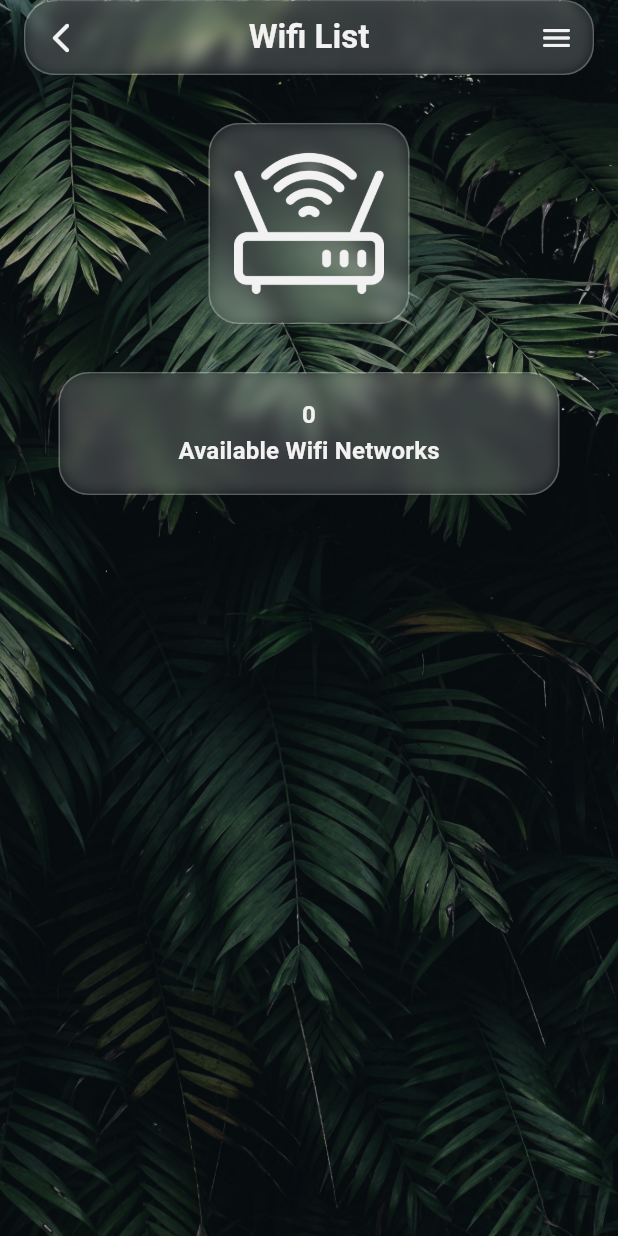
After one commit to Zimmer550i/wifi_auto_connect, a Flutter app: the WifiListPage screen opened directly, on a phone screen of 412 x 824 dp. The commit adds this screen. Run offline on Flutter 3.47's test engine with Material 3 defaults, Android fonts, the light colour scheme and no system bars; our stand-ins replace audioplayers, get, permission_handler, shimmer; missing offline and left inert: wifi_iot.

Commit message:
add: wifi list page

```diff
--- /dev/null
+++ b/lib/pages/wifi_list_page.dart
@@ -0,0 +1,316 @@
+import 'dart:ui';
+
+import 'package:flutter/material.dart';
+import 'package:get/get.dart';
+import 'package:shimmer/shimmer.dart';
+import 'package:wifi_auto_connect/controller/wifi_controller.dart';
+import 'package:wifi_iot/wifi_iot.dart';
+import '../utilities/constants.dart';
+import '../widgets/glassmorphism.dart';
+
+class WifiListPage extends StatelessWidget {
+  final wifiController = Get.put(WifiController());
+
+  WifiListPage({super.key});
+
+  @override
+  Widget build(BuildContext context) {
+    return Scaffold(
+      body: Stack(
+        children: [
+          Image.asset(
+            "assets/bg.jpg",
+            height: MediaQuery.of(context).size.height,
+            fit: BoxFit.cover,
+          ),
+          SafeArea(
+            child: Padding(
+              padding: const EdgeInsets.symmetric(horizontal: 16.0),
+              child: GetX<WifiController>(
+                dispose: (controller) {
+                  controller.controller!.isScanning = false;
+                },
+                builder: (controller) {
+                  return Column(
+                    children: [
+                      Glassmorphism(
+                        child: Row(
+                          mainAxisSize: MainAxisSize.max,
+                          mainAxisAlignment: MainAxisAlignment.spaceBetween,
+                          children: [
+                            IconButton(
+                              onPressed: () {
+                                Get.back();
+                              },
+                              icon: const Icon(
+                                Icons.arrow_back_ios_rounded,
+                                color: whiteColor,
+                              ),
+                            ),
+                            Text(
+                              "Wifi List",
+                              style: Theme.of(context)
+                                  .textTheme
+                                  .titleLarge!
+                                  .copyWith(
+                                    fontWeight: FontWeight.bold,
+                                    color: whiteColor,
+                                  ),
+                            ),
+                            IconButton(
+                              onPressed: () {},
+                              icon: const Icon(
+                                Icons.menu_rounded,
+                                color: whiteColor,
+                              ),
+                            ),
+                          ],
+                        ),
+                      ),
+                      Expanded(
+                        child: SingleChildScrollView(
+                          physics: const BouncingScrollPhysics(),
+                          child: Column(
+                            children: [
+                              const SizedBox(
+                                height: 32,
+                              ),
+                              const Glassmorphism(
+                                child: Padding(
+                                  padding: EdgeInsets.all(16.0),
+                                  child: ImageIcon(
+                                    AssetImage("assets/wifi-router.png"),
+                                    size: 100,
+                                    color: whiteColor,
+                                  ),
+                                ),
+                              ),
+                              const SizedBox(
+                                height: 32,
+                              ),
+                              Glassmorphism(
+                                child: Padding(
+                                  padding: const EdgeInsets.all(16.0),
+                                  child: Column(
+                                    children: [
+                                      const SizedBox(
+                                        width: 300,
+                                      ),
+                                      Text(
+                                        controller.wifiNetworksList.length
+                                            .toString(),
+                                        style: Theme.of(context)
+                                            .textTheme
+                                            .titleMedium!
+                                            .copyWith(
+                                              color: whiteColor,
+                                              fontWeight: FontWeight.bold,
+                                            ),
+                                      ),
+                                      Text(
+                                        "Available Wifi Networks",
+                                        style: Theme.of(context)
+                                            .textTheme
+                                            .titleMedium!
+                                            .copyWith(
+                                              color: whiteColor,
+                                              fontWeight: FontWeight.bold,
+                                            ),
+                                      ),
+                                    ],
+                                  ),
+                                ),
+                              ),
+                              const SizedBox(
+                                height: 16,
+                              ),
+                              ...List.generate(
+                                controller.wifiNetworksList.length,
+                                (index) => wifiInfo(
+                                  context,
+                                  controller.wifiNetworksList[index],
+                                ),
+                              ),
+                            ],
+                          ),
+                        ),
+                      ),
+                    ],
+                  );
+                },
+              ),
+            ),
+          ),
+        ],
+      ),
+    );
+  }
+
+  // ignore: deprecated_member_use
+  Widget wifiInfo(BuildContext context, WifiNetwork network) {
+    return Padding(
+      padding: const EdgeInsets.symmetric(vertical: 8.0),
+      child: Glassmorphism(
+        child: Padding(
+          padding: const EdgeInsets.all(8.0),
+          child: Row(
+            children: [
+              const Padding(
+                padding: EdgeInsets.all(8.0),
+                child: Icon(
+                  Icons.wifi_rounded,
+                  size: 60,
+                  color: whiteColor,
+                ),
+              ),
+              //Text Section
+              Expanded(
+                child: Column(
+                  crossAxisAlignment: CrossAxisAlignment.start,
+                  mainAxisAlignment: MainAxisAlignment.end,
+                  children: [
+                    // const SizedBox(height: 8,),
+                    Text(
+                      network.ssid.toString(),
+                      textAlign: TextAlign.left,
+                      style: const TextStyle(
+                        fontSize: 18,
+                        fontWeight: FontWeight.bold,
+                        color: whiteColor,
+                      ),
+                    ),
+                    Row(
+                      children: [
+                        Expanded(
+                          flex: 2,
+                          child: Text(
+                            "Freq: ${network.frequency.toString()}MHz",
+                            style: const TextStyle(
+                                color: whiteColor, fontSize: 12),
+                          ),
+                        ),
+                        Expanded(
+                          child: Text(
+                            "Channel: ${_convertFrequencyToChannel(network.frequency!.toInt())}",
+                            style: const TextStyle(
+                                color: whiteColor, fontSize: 12),
+                          ),
+                        ),
+                      ],
+                    ),
+                    Row(
+                      children: [
+                        Expanded(
+                          flex: 2,
+                          child: Text(
+                            "Security: ${_getSecurity(network.capabilities.toString())}",
+                            style: const TextStyle(
+                                color: whiteColor, fontSize: 12),
+                          ),
+                        ),
+                        Expanded(
+                          child: Text(
+                            network.level.toString(),
+                            style: const TextStyle(
+                                color: whiteColor, fontSize: 12),
+                          ),
+                        ),
+                      ],
+                    ),
+                  ],
+                ),
+              ),
+
+              GestureDetector(
+                onTap: () {
+                  wifiDetails(context, network);
+                },
+                child: Container(
+                  padding: const EdgeInsets.all(8),
+                  decoration: BoxDecoration(
+                    color: primaryColor,
+                    borderRadius: BorderRadius.circular(8),
+                  ),
+                  child: Shimmer.fromColors(
+                    baseColor: primaryColor,
+                    highlightColor: whiteColor,
+                    child: const Text(
+                      "Connect",
+                      style: TextStyle(color: whiteColor),
+                    ),
+                  ),
+                ),
+              ),
+            ],
+          ),
+        ),
+      ),
+    );
+  }
+
+  String _convertFrequencyToChannel(int frequency) {
+    // 2.4 GHz Band
+    if (frequency >= 2412 && frequency <= 2484) {
+      return ((frequency - 2412) ~/ 5 + 1).toString();
+    }
+    // 5 GHz Band
+    if (frequency >= 5170 && frequency <= 5825) {
+      return ((frequency - 5170) ~/ 5 + 34).toString();
+    }
+    return "Unknown";
+  }
+
+  String _getSecurity(String info) {
+    final Map<String, String> securityTypes = {
+      "ESS": "Open",
+      "WPA2-PSK": "WPA2",
+      "WPA2-EAP": "WPA2",
+      "WPA-PSK": "WPA",
+      "WPA-EAP": "WPA",
+      "WEP": "WEP",
+    };
+
+    for (String key in securityTypes.keys) {
+      if (info.contains(key)) {
+        return securityTypes[key]!;
+      }
+    }
+
+    return "Unknown";
+  }
+
+  // ignore: deprecated_member_use
+  void wifiDetails(BuildContext context, WifiNetwork network) {
+    showModalBottomSheet(
+      useSafeArea: true,
+      backgroundColor: whiteColor.withOpacity(0.4),
+      context: context,
+      builder: (context) {
+        return ClipRRect(
+          borderRadius: BorderRadius.circular(22),
+          child: BackdropFilter(
+            filter: ImageFilter.blur(sigmaX: 5, sigmaY: 5),
+            child: Container(
+              height: 400,
+              width: double.infinity,
+              padding: const EdgeInsets.only(
+                top: 32,
+              ),
+              child: Column(
+                children: [
+                  Text(
+                    network.ssid.toString(),
+                    style: Theme.of(context)
+                        .textTheme
+                        .displaySmall!
+                        .copyWith(fontWeight: FontWeight.bold),
+                  ),
+                ],
+              ),
+            ),
+          ),
+        );
+      },
+    );
+  }
+}
```
Also changed, not shown: lib/controller/wifi_controller.dart (+6 -3 lines), lib/pages/home_page.dart (+18 -8 lines).
